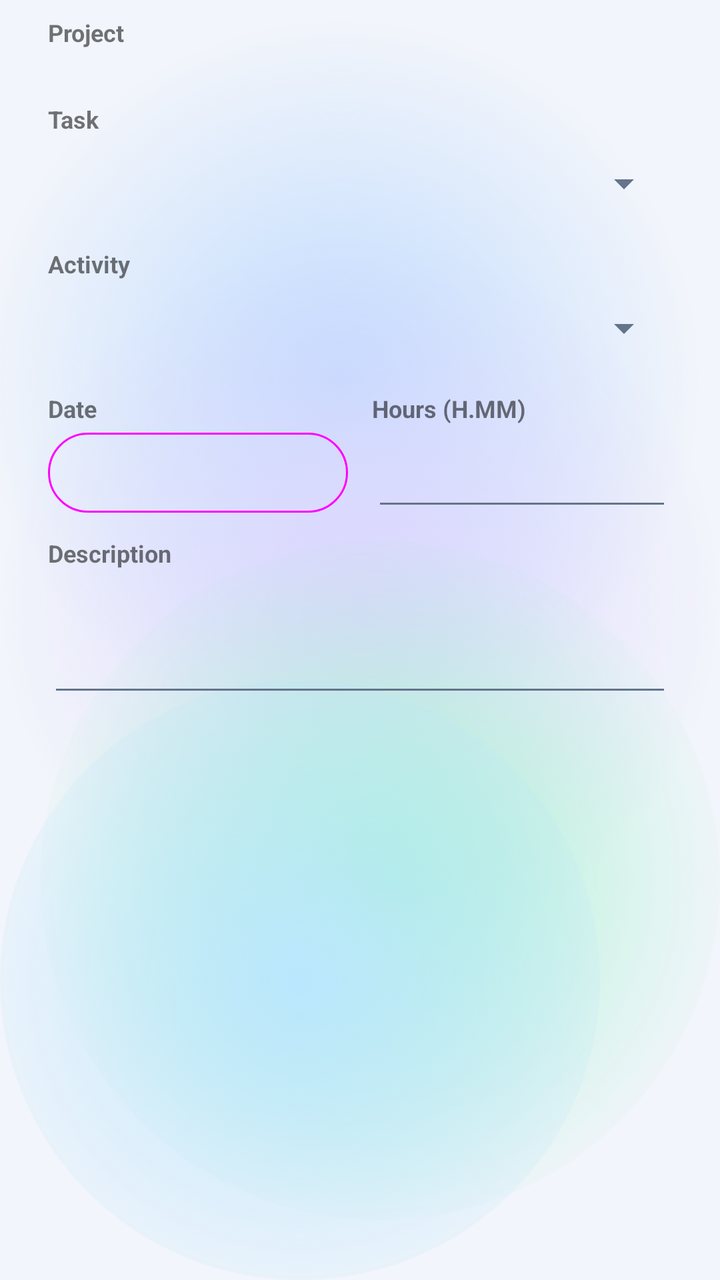
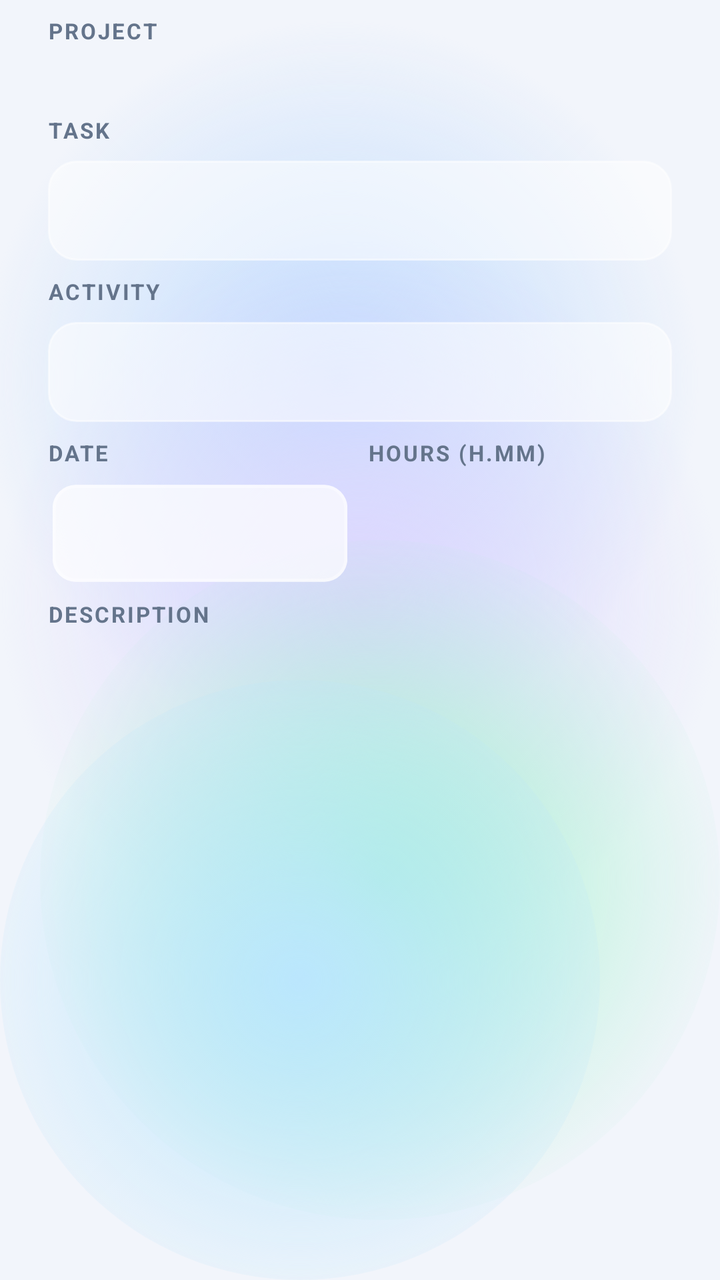

An Android layout rendered at two revisions. The XML below is the earlier revision; the diff shows what the commit changed to produce the second picture.
<!-- AndroidManifest.xml: application theme Theme.ExpenseOS -->
<!-- res/layout/dialog_timesheet_edit.xml -->
<?xml version="1.0" encoding="utf-8"?>
<ScrollView xmlns:android="http://schemas.android.com/apk/res/android"
    android:layout_width="match_parent"
    android:layout_height="wrap_content">

    <LinearLayout
        android:layout_width="match_parent"
        android:layout_height="wrap_content"
        android:orientation="vertical"
        android:paddingStart="24dp"
        android:paddingTop="8dp"
        android:paddingEnd="24dp">

        <TextView
            android:layout_width="wrap_content"
            android:layout_height="wrap_content"
            android:text="Project"
            android:textSize="12sp"
            android:textStyle="bold" />

        <TextView
            android:id="@+id/tvEdProject"
            android:layout_width="wrap_content"
            android:layout_height="wrap_content"
            android:paddingBottom="8dp"
            android:textSize="14sp" />

        <TextView
            android:layout_width="wrap_content"
            android:layout_height="wrap_content"
            android:text="Task"
            android:textSize="12sp"
            android:textStyle="bold" />

        <Spinner
            android:id="@+id/spEdTask"
            android:layout_width="match_parent"
            android:layout_height="48dp" />

        <TextView
            android:layout_width="wrap_content"
            android:layout_height="wrap_content"
            android:layout_marginTop="8dp"
            android:text="Activity"
            android:textSize="12sp"
            android:textStyle="bold" />

        <Spinner
            android:id="@+id/spEdActivity"
            android:layout_width="match_parent"
            android:layout_height="48dp" />

        <LinearLayout
            android:layout_width="match_parent"
            android:layout_height="wrap_content"
            android:layout_marginTop="8dp"
            android:orientation="horizontal">

            <LinearLayout
                android:layout_width="0dp"
                android:layout_height="wrap_content"
                android:layout_marginEnd="6dp"
                android:layout_weight="1"
                android:orientation="vertical">

                <TextView
                    android:layout_width="wrap_content"
                    android:layout_height="wrap_content"
                    android:text="Date"
                    android:textSize="12sp"
                    android:textStyle="bold" />

                <com.google.android.material.button.MaterialButton
                    android:id="@+id/btnEdDate"
                    style="@style/Widget.Material3.Button.OutlinedButton"
                    android:layout_width="match_parent"
                    android:layout_height="wrap_content" />
            </LinearLayout>

            <LinearLayout
                android:layout_width="0dp"
                android:layout_height="wrap_content"
                android:layout_marginStart="6dp"
                android:layout_weight="1"
                android:orientation="vertical">

                <TextView
                    android:layout_width="wrap_content"
                    android:layout_height="wrap_content"
                    android:text="Hours (H.MM)"
                    android:textSize="12sp"
                    android:textStyle="bold" />

                <EditText
                    android:id="@+id/etEdHours"
                    android:layout_width="match_parent"
                    android:layout_height="48dp"
                    android:digits="0123456789.,"
                    android:inputType="text"
                    android:maxLength="5" />
            </LinearLayout>
        </LinearLayout>

        <TextView
            android:layout_width="wrap_content"
            android:layout_height="wrap_content"
            android:layout_marginTop="8dp"
            android:text="Description"
            android:textSize="12sp"
            android:textStyle="bold" />

        <EditText
            android:id="@+id/etEdDesc"
            android:layout_width="match_parent"
            android:layout_height="wrap_content"
            android:gravity="top"
            android:inputType="textMultiLine|textCapSentences"
            android:minLines="3" />
    </LinearLayout>
</ScrollView>
<!-- resources referenced by this layout -->
<resources>
  <!-- drawable aurora_blob_blue (drawable) -->
  <?xml version="1.0" encoding="utf-8"?>
  <shape xmlns:android="http://schemas.android.com/apk/res/android" android:shape="oval">
      <gradient
          android:type="radial"
          android:gradientRadius="180dp"
          android:startColor="#BFDBFE"
          android:endColor="#00BFDBFE" />
  </shape>
  <!-- drawable aurora_blob_violet (drawable) -->
  <?xml version="1.0" encoding="utf-8"?>
  <shape xmlns:android="http://schemas.android.com/apk/res/android" android:shape="oval">
      <gradient
          android:type="radial"
          android:gradientRadius="180dp"
          android:startColor="#DDD6FE"
          android:endColor="#00DDD6FE" />
  </shape>
  <!-- drawable aurora_blob_mint (drawable) -->
  <?xml version="1.0" encoding="utf-8"?>
  <shape xmlns:android="http://schemas.android.com/apk/res/android" android:shape="oval">
      <gradient
          android:type="radial"
          android:gradientRadius="180dp"
          android:startColor="#A7F3D0"
          android:endColor="#00A7F3D0" />
  </shape>
  <!-- drawable aurora_blob_sky (drawable) -->
  <?xml version="1.0" encoding="utf-8"?>
  <shape xmlns:android="http://schemas.android.com/apk/res/android" android:shape="oval">
      <gradient
          android:type="radial"
          android:gradientRadius="180dp"
          android:startColor="#BAE6FD"
          android:endColor="#00BAE6FD" />
  </shape>
  <!-- unchanged entries left out for length: 24 -->
</resources>

<!-- the commit's change to res/layout/dialog_timesheet_edit.xml (unified diff, before → after) -->
@@ -1,5 +1,6 @@
 <?xml version="1.0" encoding="utf-8"?>
 <ScrollView xmlns:android="http://schemas.android.com/apk/res/android"
+    xmlns:app="http://schemas.android.com/apk/res-auto"
     android:layout_width="match_parent"
     android:layout_height="wrap_content">
 
@@ -7,94 +8,96 @@
         android:layout_width="match_parent"
         android:layout_height="wrap_content"
         android:orientation="vertical"
-        android:paddingStart="24dp"
-        android:paddingTop="8dp"
-        android:paddingEnd="24dp">
+        android:paddingStart="@dimen/space_6"
+        android:paddingTop="@dimen/space_2"
+        android:paddingEnd="@dimen/space_6"
+        android:paddingBottom="@dimen/space_2">
 
         <TextView
+            style="@style/FieldLabel"
             android:layout_width="wrap_content"
             android:layout_height="wrap_content"
-            android:text="Project"
-            android:textSize="12sp"
-            android:textStyle="bold" />
+            android:text="Project" />
 
         <TextView
             android:id="@+id/tvEdProject"
+            style="@style/Text.Body"
             android:layout_width="wrap_content"
             android:layout_height="wrap_content"
-            android:paddingBottom="8dp"
-            android:textSize="14sp" />
+            android:paddingBottom="@dimen/space_2" />
 
         <TextView
+            style="@style/FieldLabel"
             android:layout_width="wrap_content"
             android:layout_height="wrap_content"
-            android:text="Task"
-            android:textSize="12sp"
-            android:textStyle="bold" />
+            android:text="Task" />
 
         <Spinner
             android:id="@+id/spEdTask"
+            style="@style/SpinnerField"
             android:layout_width="match_parent"
-            android:layout_height="48dp" />
+            android:layout_height="@dimen/input_height" />
 
         <TextView
+            style="@style/FieldLabel"
             android:layout_width="wrap_content"
             android:layout_height="wrap_content"
-            android:layout_marginTop="8dp"
-            android:text="Activity"
-            android:textSize="12sp"
-            android:textStyle="bold" />
+            android:layout_marginTop="@dimen/space_2"
+            android:text="Activity" />
 
         <Spinner
             android:id="@+id/spEdActivity"
+            style="@style/SpinnerField"
             android:layout_width="match_parent"
-            android:layout_height="48dp" />
+            android:layout_height="@dimen/input_height" />
 
         <LinearLayout
             android:layout_width="match_parent"
             android:layout_height="wrap_content"
-            android:layout_marginTop="8dp"
+            android:layout_marginTop="@dimen/space_2"
             android:orientation="horizontal">
 
             <LinearLayout
                 android:layout_width="0dp"
                 android:layout_height="wrap_content"
-                android:layout_marginEnd="6dp"
+                android:layout_marginEnd="@dimen/space_1"
                 android:layout_weight="1"
                 android:orientation="vertical">
 
                 <TextView
+                    style="@style/FieldLabel"
                     android:layout_width="wrap_content"
                     android:layout_height="wrap_content"
-                    android:text="Date"
-                    android:textSize="12sp"
-                    android:textStyle="bold" />
+                    android:text="Date" />
 
                 <com.google.android.material.button.MaterialButton
                     android:id="@+id/btnEdDate"
-                    style="@style/Widget.Material3.Button.OutlinedButton"
+                    style="@style/BtnOutline"
                     android:layout_width="match_parent"
-                    android:layout_height="wrap_content" />
+                    android:layout_height="@dimen/input_height"
+                    android:textSize="@dimen/type_body_sm"
+                    app:cornerRadius="12dp" />
             </LinearLayout>
 
             <LinearLayout
                 android:layout_width="0dp"
                 android:layout_height="wrap_content"
-                android:layout_marginStart="6dp"
+                android:layout_marginStart="@dimen/space_1"
                 android:layout_weight="1"
                 android:orientation="vertical">
 
                 <TextView
+                    style="@style/FieldLabel"
                     android:layout_width="wrap_content"
                     android:layout_height="wrap_content"
-                    android:text="Hours (H.MM)"
-                    android:textSize="12sp"
-                    android:textStyle="bold" />
+                    android:text="Hours (H.MM)" />
 
                 <EditText
                     android:id="@+id/etEdHours"
+                    style="@style/InputBoxEditText"
                     android:layout_width="match_parent"
-                    android:layout_height="48dp"
+                    android:layout_height="@dimen/input_height"
+                    android:background="@drawable/bg_glass_input"
                     android:digits="0123456789.,"
                     android:inputType="text"
                     android:maxLength="5" />
@@ -102,19 +105,22 @@
         </LinearLayout>
 
         <TextView
+            style="@style/FieldLabel"
             android:layout_width="wrap_content"
             android:layout_height="wrap_content"
-            android:layout_marginTop="8dp"
-            android:text="Description"
-            android:textSize="12sp"
-            android:textStyle="bold" />
+            android:layout_marginTop="@dimen/space_2"
+            android:text="Description" />
 
         <EditText
             android:id="@+id/etEdDesc"
+            style="@style/InputBoxEditText"
             android:layout_width="match_parent"
             android:layout_height="wrap_content"
-            android:gravity="top"
+            android:background="@drawable/bg_glass_input"
+            android:gravity="top|start"
             android:inputType="textMultiLine|textCapSentences"
-            android:minLines="3" />
+            android:minLines="3"
+            android:paddingTop="12dp"
+            android:paddingBottom="12dp" />
     </LinearLayout>
 </ScrollView>
<!-- resource entries referenced after the edit -->
@@ -1,13 +1,91 @@
 <!-- resources referenced by this layout -->
 <resources>
+  <dimen name="space_1">4dp</dimen>
+  <dimen name="space_2">8dp</dimen>
+  <dimen name="space_6">24dp</dimen>
+  <dimen name="type_body_sm">13sp</dimen>
+  <!-- drawable bg_glass_input (drawable) -->
+  <?xml version="1.0" encoding="utf-8"?>
+  <shape xmlns:android="http://schemas.android.com/apk/res/android" android:shape="rectangle">
+      <solid android:color="@color/glass_fill_soft" />
+      <stroke android:width="1dp" android:color="@color/glass_stroke_soft" />
+      <corners android:radius="16dp" />
+  </shape>
+  <style name="BtnOutline" parent="BtnBase">
+          <item name="backgroundTint">@color/glass_fill</item>
+          <item name="strokeColor">@color/glass_stroke_soft</item>
+          <item name="strokeWidth">1.5dp</item>
+          <item name="android:textColor">@color/text</item>
+          <item name="cornerRadius">14dp</item>
+      </style>
+  <style name="FieldLabel" parent="Text.Overline">
+          <item name="android:textColor">@color/text_muted</item>
+          <item name="android:layout_marginBottom">@dimen/space_2</item>
+      </style>
+  <style name="InputBoxEditText" parent="InputBox">
+          <item name="android:textColorHint">@color/text_hint</item>
+      </style>
+  <style name="SpinnerField" parent="Widget.AppCompat.Spinner">
+          <item name="android:background">@drawable/bg_input_field</item>
+          <item name="android:minHeight">@dimen/input_height</item>
+          <item name="android:paddingStart">14dp</item>
+          <item name="android:paddingEnd">10dp</item>
+      </style>
+  <style name="Text.Body" parent="TextAppearance.MaterialComponents.Body1">
+          <item name="android:textSize">@dimen/type_body</item>
+          <item name="android:textColor">@color/text</item>
+      </style>
+  <color name="glass_fill_soft">#99FFFFFF</color>
+  <color name="glass_stroke_soft">#59FFFFFF</color>
+  <style name="BtnBase" parent="Widget.MaterialComponents.Button">
+          <item name="android:textSize">@dimen/type_subtitle</item>
+          <item name="android:textStyle">bold</item>
+          <item name="android:letterSpacing">0.01</item>
+          <item name="android:textAllCaps">false</item>
+          <item name="android:minHeight">@dimen/touch_target</item>
+          <item name="android:insetTop">0dp</item>
+          <item name="android:insetBottom">0dp</item>
+          <item name="cornerRadius">14dp</item>
+          <item name="android:stateListAnimator">@animator/btn_press_scale</item>
+      </style>
+  <color name="glass_fill">#B4FFFFFF</color>
+  <style name="Text.Overline" parent="TextAppearance.MaterialComponents.Overline">
+          <item name="android:textSize">@dimen/type_label</item>
+          <item name="android:textColor">@color/text_muted</item>
+          <item name="android:textStyle">bold</item>
+          <item name="android:letterSpacing">0.09</item>
+          <item name="android:textAllCaps">true</item>
+      </style>
+  <style name="InputBox" parent="">
+          <item name="android:background">@drawable/bg_glass_input</item>
+          <item name="android:backgroundTint">@android:color/transparent</item>
+          <item name="android:minHeight">@dimen/input_height</item>
+          <item name="android:paddingStart">14dp</item>
+          <item name="android:paddingEnd">14dp</item>
+          <item name="android:gravity">center_vertical</item>
+          <item name="android:textColor">@color/text</item>
+          <item name="android:textSize">@dimen/type_body</item>
+      </style>
+  <!-- drawable bg_input_field (drawable) -->
+  <?xml version="1.0" encoding="utf-8"?>
+  <shape xmlns:android="http://schemas.android.com/apk/res/android" android:shape="rectangle">
+      <solid android:color="@color/surface_2"/>
+      <stroke android:width="1dp" android:color="@color/border"/>
+      <corners android:radius="14dp"/>
+  </shape>
+  <dimen name="type_subtitle">15sp</dimen>
+  <dimen name="touch_target">48dp</dimen>
+  <dimen name="type_label">11sp</dimen>
+  <color name="surface_2">#8CFFFFFF</color>
+  <color name="border">#8CFFFFFF</color>
   <!-- drawable aurora_blob_blue (drawable) -->
   <?xml version="1.0" encoding="utf-8"?>
   <shape xmlns:android="http://schemas.android.com/apk/res/android" android:shape="oval">
       <gradient
           android:type="radial"
           android:gradientRadius="180dp"
-          android:startColor="#BFDBFE"
-          android:endColor="#00BFDBFE" />
+          android:startColor="@color/aurora_blue"
+          android:endColor="@color/aurora_blue_fade" />
   </shape>
   <!-- drawable aurora_blob_violet (drawable) -->
   <?xml version="1.0" encoding="utf-8"?>
@@ -15,8 +93,8 @@
       <gradient
           android:type="radial"
           android:gradientRadius="180dp"
-          android:startColor="#DDD6FE"
-          android:endColor="#00DDD6FE" />
+          android:startColor="@color/aurora_violet"
+          android:endColor="@color/aurora_violet_fade" />
   </shape>
   <!-- drawable aurora_blob_mint (drawable) -->
   <?xml version="1.0" encoding="utf-8"?>
@@ -24,8 +102,8 @@
       <gradient
           android:type="radial"
           android:gradientRadius="180dp"
-          android:startColor="#A7F3D0"
-          android:endColor="#00A7F3D0" />
+          android:startColor="@color/aurora_mint"
+          android:endColor="@color/aurora_mint_fade" />
   </shape>
   <!-- drawable aurora_blob_sky (drawable) -->
   <?xml version="1.0" encoding="utf-8"?>
@@ -33,9 +111,17 @@
       <gradient
           android:type="radial"
           android:gradientRadius="180dp"
-          android:startColor="#BAE6FD"
-          android:endColor="#00BAE6FD" />
+          android:startColor="@color/aurora_sky"
+          android:endColor="@color/aurora_sky_fade" />
   </shape>
+  <color name="aurora_blue">#BFDBFE</color>
+  <color name="aurora_blue_fade">#00BFDBFE</color>
+  <color name="aurora_violet">#DDD6FE</color>
+  <color name="aurora_violet_fade">#00DDD6FE</color>
+  <color name="aurora_mint">#A7F3D0</color>
+  <color name="aurora_mint_fade">#00A7F3D0</color>
+  <color name="aurora_sky">#BAE6FD</color>
+  <color name="aurora_sky_fade">#00BAE6FD</color>
   <!-- unchanged entries left out for length: 24 -->
 </resources>
 
